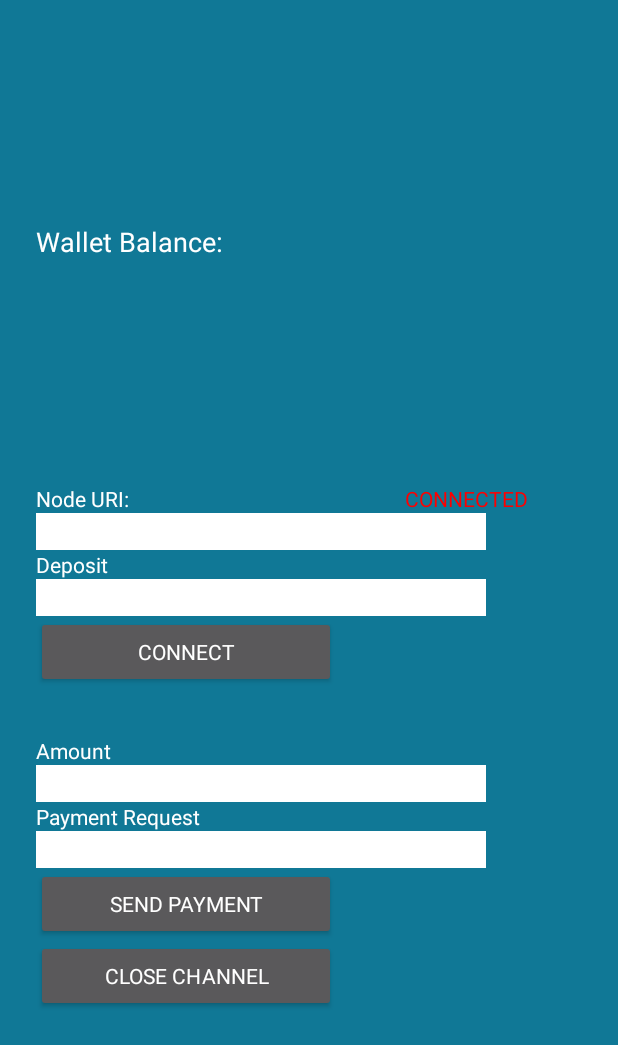
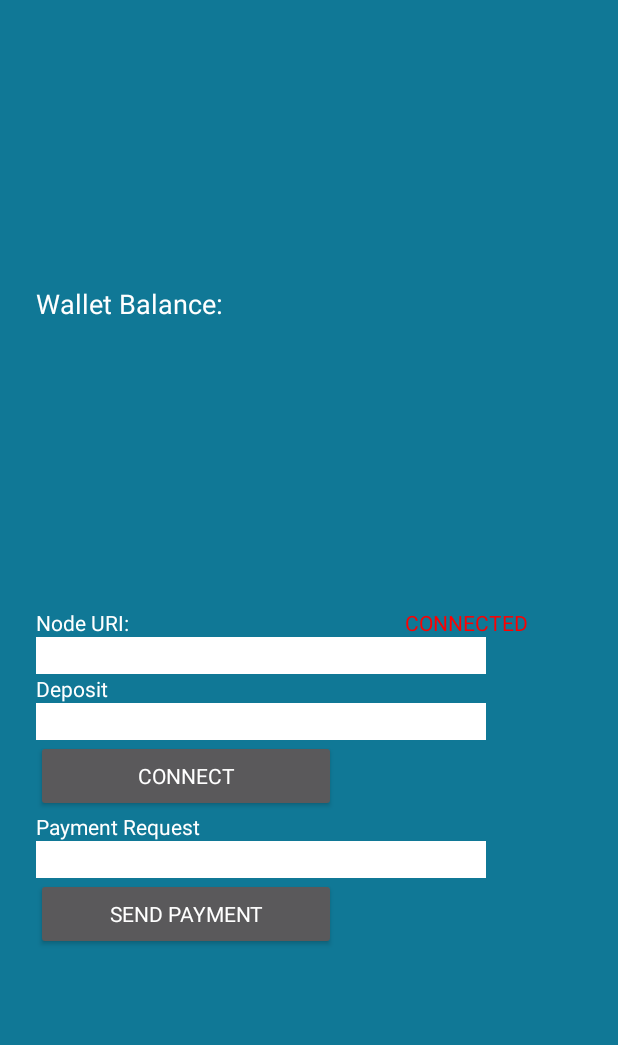
Before and after one commit to STACK-Fintech/Android-Lightning-Tutorial, an Android app: the screen it shows after launch (MainActivity), after a tap on "CONNECT", on a phone screen of 412 x 824 dp. Shown: the top 1045 px of the screen. Run offline under Robolectric (Android 15) with nearby library versions, the phone set to English and light mode, and no system bars; our stand-ins replace ButterKnife, EventBus, Volley; libraries missing offline, so code that uses them is left out: akka.actor, akka.dispatch, akka.pattern, akka.util, com.typesafe.config and 6 more; pictures from the network do not load; 12 statements that could not run were skipped.

Commit message:
remove useless ui

```diff
--- a/app/src/main/java/fr/acinq/eclair/wallet/App.java
+++ b/app/src/main/java/fr/acinq/eclair/wallet/App.java
@@ -276,14 +276,6 @@ public class App extends Application {
                         EventBus.getDefault().post(new LNNewChannelFailureEvent(throwable.getMessage()));
                     } else if ("connected".equals(result.toString()) || "already connected".equals(result.toString())) {
                         Log.d("bolt action", "OPEN");
-
-//                        String invoice = "lntb10u1pd6qp4xpp5d9g4pd0hhlen488wcuc6wml27arng5z29wpaq4242k7kp2czmnmqdqqcqzysgtr7n7snerumrwxa67xmhs77c5qw45ddxxk30fpha50s0n4cmhrq5huhqvqk580l7xaz9w22mxjy30lw3gymws4p0u2whph85a0whzgpd36rdh";
-//                        PaymentRequest pr = PaymentRequest.read(invoice);
-//                        final MilliSatoshi mSatAmount = WalletUtils.getAmountFromInvoice(pr);
-//                        sendLNPayment1(mSatAmount.toLong(), pr, invoice);
-//                        SendPaymentActivity sendPayment = new SendPaymentActivity();
-//                        Log.d("payment", mSatAmount.toString());
-//                        sendPayment.sendLNPayment(mSatAmount.toLong(), pr, invoice);
                         final Future<Object> openFuture = Patterns.ask(appKit.eclairKit.switchboard(), open, new Timeout(timeout));
                         openFuture.onComplete(onComplete, system.dispatcher());
                     } else {
@@ -296,7 +288,7 @@ public class App extends Application {
         }
     }
 
-    public void sendLNPayment1(final long amountMsat, final PaymentRequest pr, final String prAsString) {
+    public void sendLNPayment(final long amountMsat, final PaymentRequest pr, final String prAsString) {
         final String paymentHash = pr.paymentHash().toString();
         AsyncExecutor.create().execute(
                 () -> {
@@ -466,7 +458,4 @@ public class App extends Application {
         }
     }
 
-//    public interface AsyncInvoiceReaderTaskResponse {
-//        void sendLNPayment(final long amountMsat, final PaymentRequest pr, final String prAsString);
-//    }
 }
--- a/app/src/main/java/fr/acinq/eclair/wallet/MainActivity.java
+++ b/app/src/main/java/fr/acinq/eclair/wallet/MainActivity.java
@@ -75,8 +75,6 @@ public class MainActivity extends AppCompatActivity {
     EditText uriEt;
     @BindView(R.id.deposit_et)
     EditText depositEt;
-    @BindView(R.id.amount_et)
-    EditText amountEt;
     @BindView(R.id.payment_et)
     EditText paymentEt;
 
@@ -101,7 +99,6 @@ public class MainActivity extends AppCompatActivity {
     private void initKeyboard() {
         uriEt.setImeOptions(EditorInfo.IME_ACTION_DONE);
         depositEt.setImeOptions(EditorInfo.IME_ACTION_DONE);
-        amountEt.setImeOptions(EditorInfo.IME_ACTION_DONE);
         paymentEt.setImeOptions(EditorInfo.IME_ACTION_DONE);
 
         uriEt.setOnEditorActionListener(new EditText.OnEditorActionListener() {
@@ -115,16 +112,6 @@ public class MainActivity extends AppCompatActivity {
             }
         });
         depositEt.setOnEditorActionListener(new EditText.OnEditorActionListener() {
-            @Override
-            public boolean onEditorAction(TextView v, int actionId, KeyEvent event){
-                if(actionId == EditorInfo.IME_ACTION_DONE){
-                    hideKeyboard();
-                    return true;
-                }
-                return false;
-            }
-        });
-        amountEt.setOnEditorActionListener(new EditText.OnEditorActionListener() {
             @Override
             public boolean onEditorAction(TextView v, int actionId, KeyEvent event){
                 if(actionId == EditorInfo.IME_ACTION_DONE){
@@ -152,8 +139,6 @@ public class MainActivity extends AppCompatActivity {
             final File datadir = new File(app.getFilesDir(), Constants.ECLAIR_DATADIR);
             final BinaryData bSeed = BinaryData.apply(new String(getWallet(datadir)));
 
-            Log.d("seed", bSeed.toString());
-
             app.checkupInit();
 
             Class.forName("org.sqlite.JDBC");
@@ -168,13 +153,9 @@ public class MainActivity extends AppCompatActivity {
             Kit kit = Await.result(fKit, Duration.create(120, "seconds"));
             ElectrumEclairWallet electrumWallet = (ElectrumEclairWallet) kit.wallet();
 
-            Future<ElectrumWallet.GetXpubResponse>  pub = electrumWallet.getXpub();
-            Log.d("pub", String.valueOf(pub));
 
             this.app.appKit = new App.AppKit(electrumWallet, kit, true);
-//            final MilliSatoshi walletBalance = this.app == null ? new MilliSatoshi(0) : package$.MODULE$.satoshi2millisatoshi(this.app.getOnchainBalance());
             final Satoshi walletBalance = this.app == null ? new Satoshi(0) : this.app.getOnchainBalance();
-            Log.d("balance", String.valueOf(walletBalance.amount()));
             balanceTv.setText(String.valueOf(walletBalance.amount()));
 
 //            Handler handler = new Handler();
@@ -187,7 +168,7 @@ public class MainActivity extends AppCompatActivity {
 
         }
         catch (Exception e) {
-            Log.d("error_balance", e.getMessage());
+
         }
     }
 
@@ -222,7 +203,7 @@ public class MainActivity extends AppCompatActivity {
         return null;
     }
 
-    private void doOpenChannel(String deposit) {
+    private void openChannel(String deposit) {
         final Satoshi fundingSat = CoinUtils.convertStringAmountToSat(deposit, preferredBitcoinUnit.code());
         final Long feesPerKw = fr.acinq.eclair.package$.MODULE$.feerateByte2Kw(Long.parseLong("3"));
         try {
@@ -239,9 +220,7 @@ public class MainActivity extends AppCompatActivity {
                                     EventBus.getDefault().post(new LNNewChannelFailureEvent(throwable.getMessage()));
                                 } else {
                                     Log.d("bolt action", "succeeded");
-                                    uriEt.setText("");
-                                    depositEt.setText("");
-                                    connectedTv.setTextColor(getResources().getColor(R.color.green));
+                                    updateUi();
                                     EventBus.getDefault().post(new LNNewChannelOpenedEvent(remoteNodeURI.nodeId().toString()));
                                 }
                             }
@@ -253,11 +232,22 @@ public class MainActivity extends AppCompatActivity {
         }
     }
 
+    private void updateUi() {
+        runOnUiThread(new Runnable() {
+            @Override
+            public void run() {
+                uriEt.setText("");
+                depositEt.setText("");
+                connectedTv.setTextColor(getResources().getColor(R.color.green));
+            }
+        });
+    }
+
     @OnClick(R.id.connect_btn)
     void connectButtonClick() {
         remoteNodeURI = NodeURI.parse(uriEt.getText().toString());
         String deposit = depositEt.getText().toString();
-        doOpenChannel(deposit);
+        openChannel(deposit);
     }
 
     @OnClick(R.id.payment_btn)
@@ -266,7 +256,7 @@ public class MainActivity extends AppCompatActivity {
             String invoice = paymentEt.getText().toString();
             PaymentRequest pr = PaymentRequest.read(invoice);
             final MilliSatoshi mSatAmount = WalletUtils.getAmountFromInvoice(pr);
-            app.sendLNPayment1(mSatAmount.toLong(), pr, invoice);
+            app.sendLNPayment(mSatAmount.toLong(), pr, invoice);
             SendPaymentActivity sendPaymentActivity = new SendPaymentActivity();
             sendPaymentActivity.sendLNPayment(mSatAmount.toLong(), pr, invoice);
             balanceTv.setText(String.valueOf(this.app == null ? new Satoshi(0) : this.app.getOnchainBalance()));
@@ -275,9 +265,4 @@ public class MainActivity extends AppCompatActivity {
 
         }
     }
-
-    @OnClick(R.id.close_btn)
-    void closeButton() {
-
-    }
 }
--- a/app/src/main/res/layout/activity_main.xml
+++ b/app/src/main/res/layout/activity_main.xml
@@ -118,24 +118,7 @@
             android:text="Connect"
             />
 
-        <TextView
-        android:layout_width="wrap_content"
-        android:layout_height="wrap_content"
-        android:fontFamily="sans-serif"
-        android:textSize="14dp"
-        android:textColor="@color/textColor"
-        android:text="Amount"
-        android:layout_marginTop="32dp"/>
 
-        <EditText
-            android:id="@+id/amount_et"
-            android:layout_width="300dp"
-            android:layout_height="wrap_content"
-            android:fontFamily="sans-serif"
-            android:inputType="text"
-            android:textColor="@color/colorPrimaryDark"
-            android:background="@color/textColor"
-            android:hint="enter satoshis..."/>
 
         <TextView
             android:layout_width="wrap_content"
@@ -164,15 +147,6 @@
             android:textColor="@color/textColor"
             android:text="Send Payment"/>
 
-        <Button
-            android:id="@+id/close_btn"
-            android:layout_width="200dp"
-            android:layout_height="wrap_content"
-            android:fontFamily="sans-serif"
-            android:textSize="14dp"
-            android:textColor="@color/textColor"
-            android:text="Close Channel"/>
-
     </LinearLayout>
 
     <Space
```
